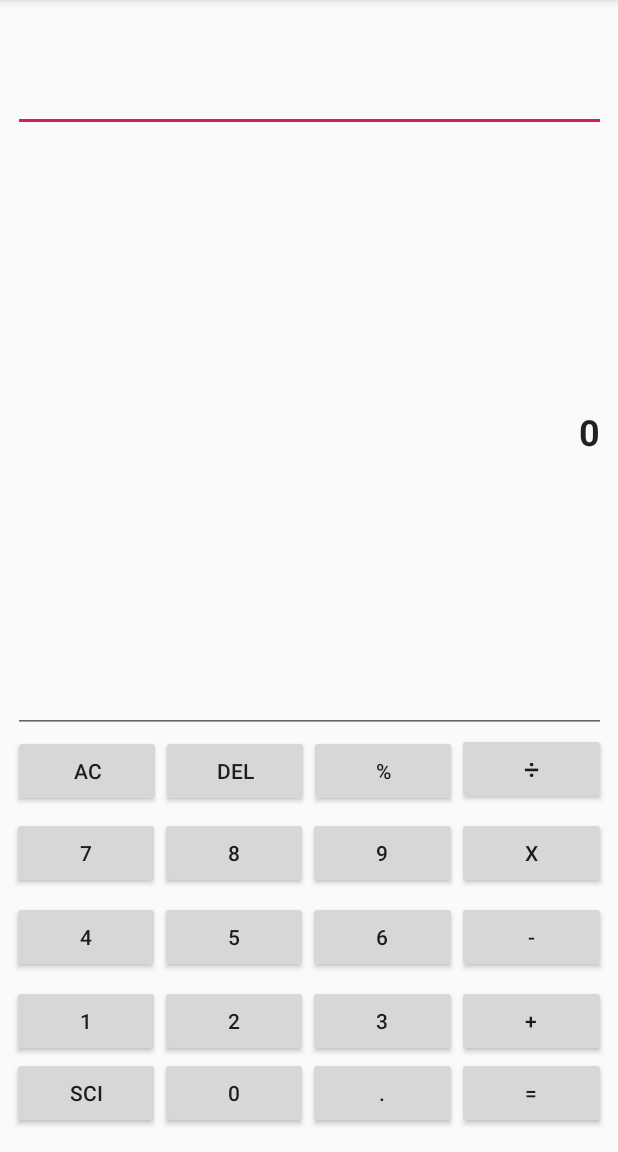
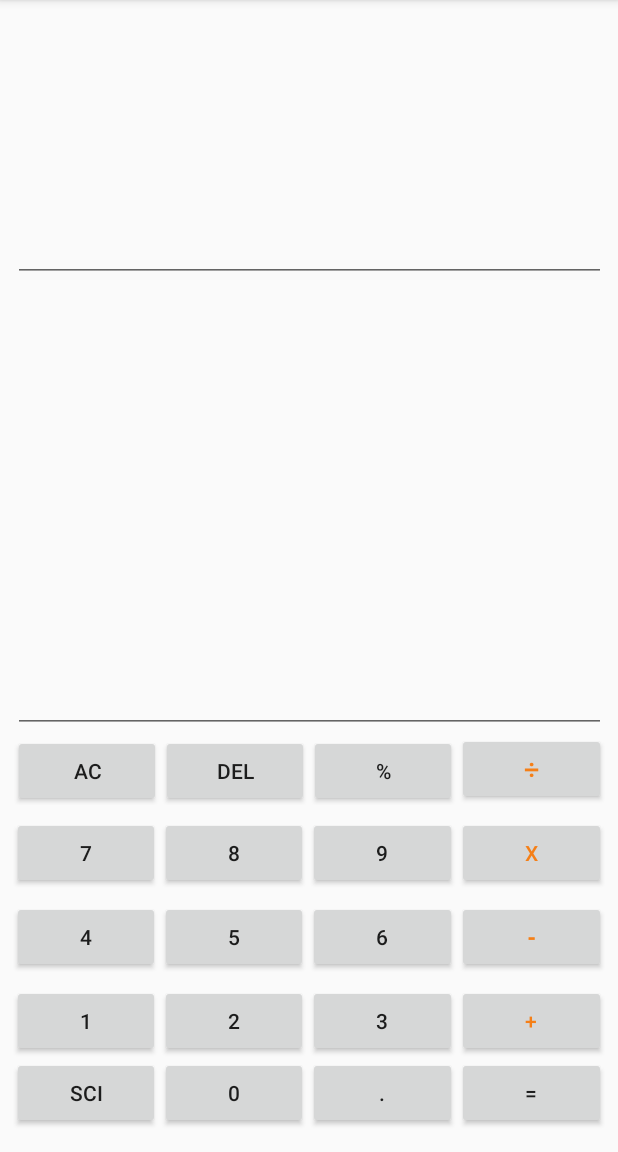
Before and after one commit to ShaneCunn/calculatorAndroidNew, an Android app: the screen it shows after launch (MainActivity), on a phone screen of 412 x 824 dp, the part 84-1236 px from its top. Run offline under Robolectric (Android 15) with nearby library versions, the phone set to English and light mode, and no system bars.

Commit message:
moved expression to main layout

```diff
--- a/app/src/main/res/layout/activity_main.xml
+++ b/app/src/main/res/layout/activity_main.xml
@@ -7,17 +7,20 @@
     android:screenOrientation="portrait"
     tools:context=".MainActivity">
 
+
     <EditText
         android:id="@+id/TVExpression"
         android:layout_width="395dp"
-        android:layout_height="80dp"
+        android:layout_height="180dp"
         android:layout_marginStart="8dp"
         android:layout_marginTop="8dp"
         android:layout_marginEnd="8dp"
         android:clickable="false"
+        android:digits="0123456789."
         android:editable="false"
+        android:focusable="false"
+        android:inputType="numberSigned|numberDecimal"
         android:maxLines="1"
-        android:text=""
         android:textAlignment="textEnd"
         android:textSize="24sp"
         android:textStyle="bold"
@@ -26,15 +29,17 @@
         app:layout_constraintTop_toTopOf="parent" />
 
     <EditText
-        android:id="@+id/displayTV"
+        android:id="@+id/tvDisplay"
         android:layout_width="395dp"
         android:layout_height="0dp"
         android:layout_marginStart="8dp"
         android:layout_marginEnd="8dp"
         android:clickable="false"
+        android:digits="0123456789."
         android:editable="false"
+        android:focusable="false"
+        android:inputType="numberSigned|numberDecimal"
         android:maxLines="1"
-        android:text="@string/defaultTextvalue"
         android:textAlignment="textEnd"
         android:textSize="24sp"
         android:textStyle="bold"
@@ -88,6 +93,8 @@
             android:layout_height="wrap_content"
             android:layout_weight="1"
             android:text="@string/divide"
+            android:textColor="@color/colorOrange"
+            android:textColorLink="@color/colorOrange"
             android:textSize="18sp"
             tools:layout_editor_absoluteX="280dp"
             tools:layout_editor_absoluteY="265dp" />
@@ -132,7 +139,9 @@
             android:layout_width="0dp"
             android:layout_height="wrap_content"
             android:layout_weight="1"
-            android:text="@string/multiple" />
+            android:text="@string/multiple"
+            android:textColor="@color/colorOrange"
+            android:textColorLink="@color/colorOrange" />
     </LinearLayout>
 
 
@@ -177,7 +186,10 @@
             android:layout_width="0dp"
             android:layout_height="wrap_content"
             android:layout_weight="1"
-            android:text="@string/minus" />
+            android:text="@string/minus"
+            android:textColor="@color/colorOrange"
+            android:textColorLink="@color/colorOrange"
+            android:textStyle="bold" />
     </LinearLayout>
 
 
@@ -219,7 +231,9 @@
             android:layout_width="0dp"
             android:layout_height="wrap_content"
             android:layout_weight="1"
-            android:text="@string/plus" />
+            android:text="@string/plus"
+            android:textColor="@color/colorOrange"
+            android:textColorLink="@color/colorOrange" />
     </LinearLayout>
 
 
```
